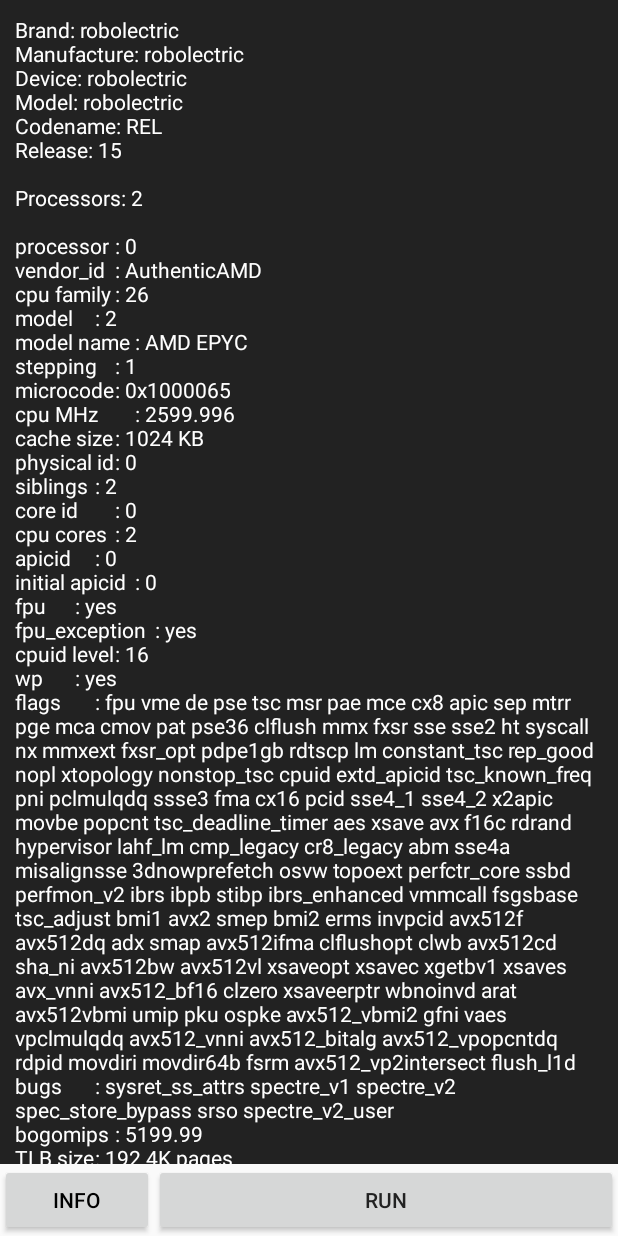
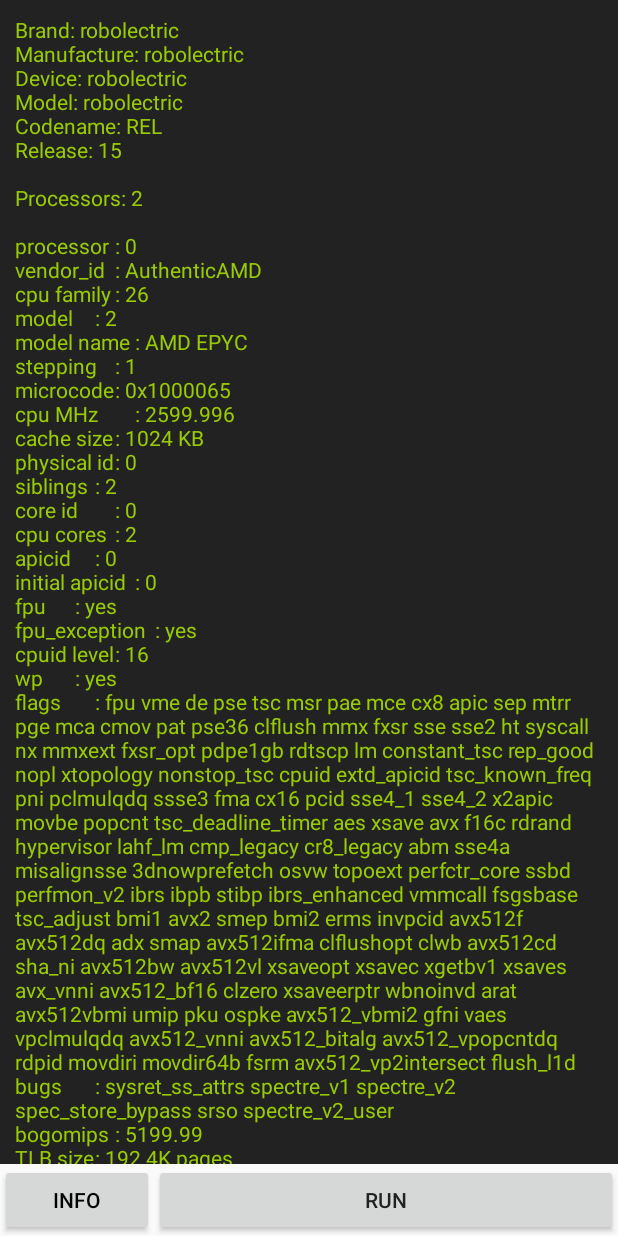
Before and after one commit to DaisukeMiyamoto/android-neuron-simulator, an Android app: the screen it shows after launch (MainActivity), after a tap on "INFO", on a phone screen of 412 x 824 dp. Run offline under Robolectric (Android 15) with nearby library versions, the light colour scheme and no system bars.

Commit message:
#5 change text color

```diff
--- a/app/src/main/res/layout/activity_main.xml
+++ b/app/src/main/res/layout/activity_main.xml
@@ -24,7 +24,7 @@
             android:layout_height="wrap_content"
             android:padding="10dp"
             android:text="@string/init_msg"
-            android:textColor="#ffffff"
+            android:textColor="@android:color/holo_green_light"
             android:textIsSelectable="true"
             android:textSize="14sp" />
     </ScrollView>
```
